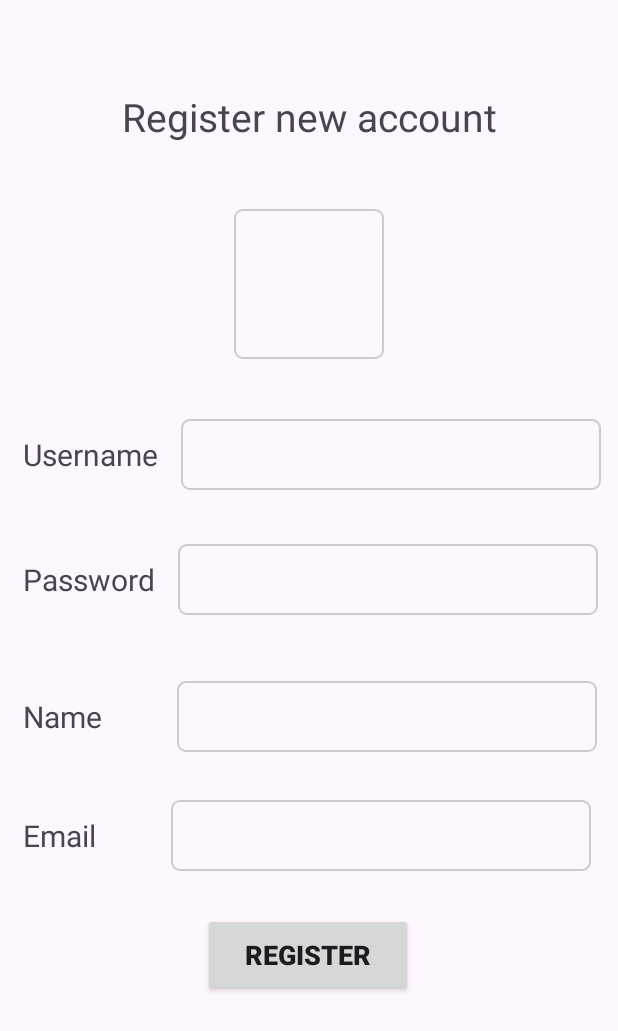
After one commit to khoaLe12/PRM_TaskManagement_GroupProject, an Android app: the layout activity_register.xml on its own in the app's theme, with its tools: preview values and no code run, on a phone screen of 412 x 824 dp. The commit adds this screen. Shown: the top 1031 px of the screen. Run offline under Robolectric (Android 15) with nearby library versions, the phone set to English and light mode, and no system bars.

Commit message:
add register

```diff
--- a/app/build.gradle.kts
+++ b/app/build.gradle.kts
@@ -49,4 +49,7 @@ dependencies {
 
     //Picasso for loading and displaying image from external url
     implementation ("com.squareup.picasso:picasso:2.8")
+
+    //Cloudinary for upload file
+    implementation("com.cloudinary:cloudinary-android:2.3.1")
 }
--- a/app/src/main/AndroidManifest.xml
+++ b/app/src/main/AndroidManifest.xml
@@ -14,6 +14,9 @@
         android:supportsRtl="true"
         android:theme="@style/Theme.TaskManagement"
         tools:targetApi="31">
+        <activity
+            android:name=".RegisterActivity"
+            android:exported="false" />
         <activity
             android:name=".admin.AdminDashboardActivity"
             android:exported="false" />
--- a/app/src/main/java/constants/Constants.java
+++ b/app/src/main/java/constants/Constants.java
@@ -5,6 +5,9 @@ public class Constants {
 
     public static final String LOGIN = "Login";
     public static final String USER_ID= "User_Id";
+
+    public static final String USERNAME_ALREADY_TAKEN = "Username is already taken";
+    public static final String EMAIL_ALREADY_TAKEN = "Email is already taken";
 
     public static final String REQUIRE_MESSAGE = "This field can not be empty";
     public static final String PASSWORD_LENGTH_REQUIRE_MESSAGE = "Password must have more than 5 characters";
@@ -14,4 +17,6 @@ public class Constants {
 
     public static final String DEFAULT_AVATAR = "https://github.com/khoaLe12/Public-Image/blob/main/Screenshot%202023-10-30%20191009.png?raw=true";
 
+    public static final int GALLERY_REQUEST_CODE = 100;
+
 }
--- a/app/src/main/java/dao/UserDAO.java
+++ b/app/src/main/java/dao/UserDAO.java
@@ -20,6 +20,12 @@ public interface UserDAO {
 
     @Query("SELECT * FROM user WHERE username LIKE :username AND password LIKE :password LIMIT 1")
     User getUserByUsernameAndPassword(String username, String password);
+
+    @Query("SELECT * FROM user WHERE username LIKE :username LIMIT 1")
+    User getUserByUsername(String username);
+
+    @Query("SELECT * FROM user WHERE email LIKE :email LIMIT 1")
+    User getUserByEmail(String email);
 
     @Query("SELECT * FROM user WHERE role LIKE :role")
     List<User> getAll(String role);
--- a/app/src/main/res/layout/activity_login.xml
+++ b/app/src/main/res/layout/activity_login.xml
@@ -24,6 +24,7 @@
         android:layout_marginTop="24dp"
         android:background="@drawable/custom_layout_border"
         android:hint="Password"
+        android:inputType="textPassword"
         app:layout_constraintEnd_toEndOf="parent"
         app:layout_constraintStart_toStartOf="parent"
         app:layout_constraintTop_toBottomOf="@+id/etUsername" />
--- /dev/null
+++ b/app/src/main/res/layout/activity_register.xml
@@ -0,0 +1,149 @@
+<?xml version="1.0" encoding="utf-8"?>
+<androidx.constraintlayout.widget.ConstraintLayout xmlns:android="http://schemas.android.com/apk/res/android"
+    xmlns:app="http://schemas.android.com/apk/res-auto"
+    xmlns:tools="http://schemas.android.com/tools"
+    android:layout_width="match_parent"
+    android:layout_height="match_parent"
+    tools:context=".RegisterActivity">
+
+    <TextView
+        android:id="@+id/textView3"
+        android:layout_width="wrap_content"
+        android:layout_height="wrap_content"
+        android:layout_marginTop="60dp"
+        android:text="Register new account"
+        android:textSize="26sp"
+        app:layout_constraintEnd_toEndOf="parent"
+        app:layout_constraintStart_toStartOf="parent"
+        app:layout_constraintTop_toTopOf="parent" />
+
+    <ImageView
+        android:id="@+id/imgAvatar_register"
+        android:layout_width="100dp"
+        android:layout_height="100dp"
+        android:layout_marginTop="44dp"
+        android:background="@drawable/custom_layout_border"
+        app:layout_constraintEnd_toEndOf="parent"
+        app:layout_constraintStart_toStartOf="parent"
+        app:layout_constraintTop_toBottomOf="@+id/textView3" />
+
+    <LinearLayout
+        android:id="@+id/linearLayout2"
+        android:layout_width="match_parent"
+        android:layout_height="wrap_content"
+        android:layout_marginTop="40dp"
+        android:orientation="horizontal"
+        app:layout_constraintTop_toBottomOf="@+id/imgAvatar_register"
+        tools:layout_editor_absoluteX="0dp">
+
+        <TextView
+            android:layout_width="wrap_content"
+            android:layout_height="wrap_content"
+            android:layout_marginLeft="15dp"
+            android:layout_marginRight="15dp"
+            android:text="Username"
+            android:textSize="20sp" />
+
+        <EditText
+            android:id="@+id/etUsername_register"
+            android:layout_width="280dp"
+            android:layout_height="wrap_content"
+            android:background="@drawable/custom_layout_border"
+            android:textSize="20sp"
+            tools:ignore="TouchTargetSizeCheck,SpeakableTextPresentCheck" />
+    </LinearLayout>
+
+    <LinearLayout
+        android:id="@+id/linearLayout3"
+        android:layout_width="match_parent"
+        android:layout_height="wrap_content"
+        android:layout_marginTop="36dp"
+        android:orientation="horizontal"
+        app:layout_constraintTop_toBottomOf="@+id/linearLayout2"
+        tools:layout_editor_absoluteX="0dp">
+
+        <TextView
+            android:layout_width="wrap_content"
+            android:layout_height="wrap_content"
+            android:layout_marginLeft="15dp"
+            android:layout_marginRight="15dp"
+            android:text="Password"
+            android:textSize="20sp" />
+
+        <EditText
+            android:id="@+id/etPassword_register"
+            android:layout_width="280dp"
+            android:layout_height="wrap_content"
+            android:background="@drawable/custom_layout_border"
+            android:inputType="textPassword"
+            android:textSize="20sp"
+            tools:ignore="SpeakableTextPresentCheck,TouchTargetSizeCheck" />
+    </LinearLayout>
+
+    <LinearLayout
+        android:id="@+id/linearLayout4"
+        android:layout_width="match_parent"
+        android:layout_height="wrap_content"
+        android:layout_marginTop="44dp"
+        android:orientation="horizontal"
+        app:layout_constraintTop_toBottomOf="@+id/linearLayout3"
+        tools:layout_editor_absoluteX="0dp">
+
+        <TextView
+            android:layout_width="wrap_content"
+            android:layout_height="wrap_content"
+            android:layout_marginLeft="15dp"
+            android:layout_marginRight="50dp"
+            android:text="Name"
+            android:textSize="20sp" />
+
+        <EditText
+            android:id="@+id/etName_register"
+            android:layout_width="280dp"
+            android:layout_height="wrap_content"
+            android:background="@drawable/custom_layout_border"
+            android:textSize="20sp"
+            tools:ignore="SpeakableTextPresentCheck,TouchTargetSizeCheck" />
+    </LinearLayout>
+
+    <LinearLayout
+        android:id="@+id/linearLayout5"
+        android:layout_width="match_parent"
+        android:layout_height="wrap_content"
+        android:layout_marginTop="32dp"
+        android:orientation="horizontal"
+        app:layout_constraintTop_toBottomOf="@+id/linearLayout4"
+        tools:layout_editor_absoluteX="0dp">
+
+        <TextView
+            android:layout_width="wrap_content"
+            android:layout_height="wrap_content"
+            android:layout_marginLeft="15dp"
+            android:layout_marginRight="50dp"
+            android:text="Email"
+            android:textSize="20sp" />
+
+        <EditText
+            android:id="@+id/etEmail_register"
+            android:layout_width="280dp"
+            android:layout_height="wrap_content"
+            android:background="@drawable/custom_layout_border"
+            android:inputType="textEmailAddress"
+            android:textSize="20sp"
+            tools:ignore="SpeakableTextPresentCheck,TouchTargetSizeCheck" />
+    </LinearLayout>
+
+    <androidx.appcompat.widget.AppCompatButton
+        android:id="@+id/btnRegister"
+        android:layout_width="140dp"
+        android:layout_height="55dp"
+        android:layout_marginTop="28dp"
+        android:text="Register"
+        android:textSize="18sp"
+        android:textStyle="bold"
+        app:layout_constraintEnd_toEndOf="parent"
+        app:layout_constraintHorizontal_bias="0.498"
+        app:layout_constraintStart_toStartOf="parent"
+        app:layout_constraintTop_toBottomOf="@+id/linearLayout5" />
+
+</androidx.constraintlayout.widget.ConstraintLayout>
```
Also changed, not shown: app/src/main/java/com/example/taskmanagement/LoginActivity.java (+14 -3 lines), app/src/main/java/com/example/taskmanagement/RegisterActivity.java (added, +211 -0 lines), app/src/main/java/configurations/CloudinaryConfig.java (added, +18 -0 lines), app/src/main/java/constants/ConfigurationConstants.java (added, +7 -0 lines).
